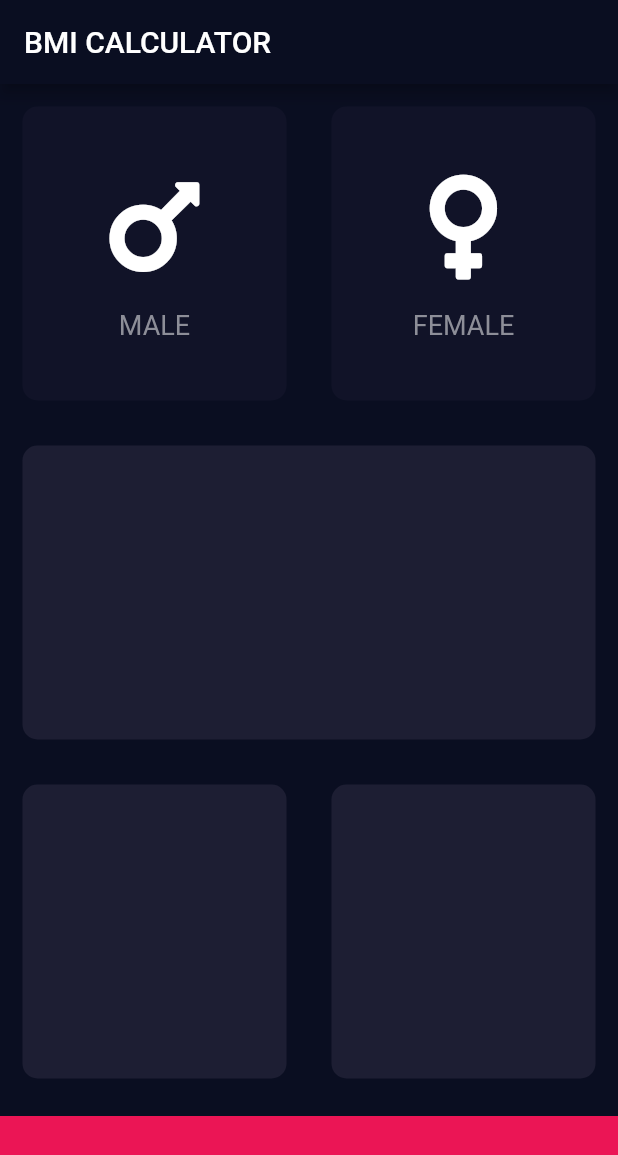
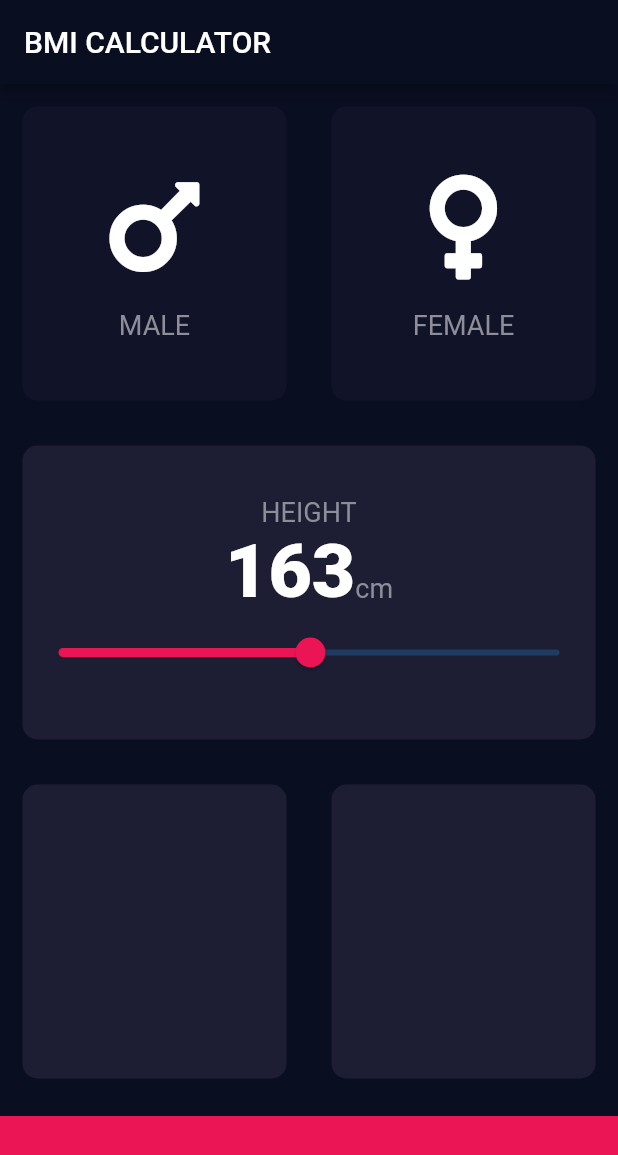
Before and after one commit to felixavco/Flutter_BMI_Calculator, a Flutter app: the screen it shows after launch, on a phone screen of 412 x 824 dp. Shown: the top 1155 px of the screen. Run offline on Flutter 3.47's test engine with Material 2 defaults, Android fonts, the phone set to English and light mode, and no system bars; our stand-ins replace font_awesome_flutter.

Commit message:
:lipstick: working on styles

```diff
--- a/lib/screens/InputPage.dart
+++ b/lib/screens/InputPage.dart
@@ -1,6 +1,7 @@
 import 'package:bmi_calculator/theme.dart';
 import 'package:bmi_calculator/utils/enums.dart';
 import 'package:bmi_calculator/widgets/GenderButtons.dart';
+import 'package:bmi_calculator/widgets/HeightSlider.dart';
 import 'package:bmi_calculator/widgets/ReusableCard.dart';
 import 'package:flutter/material.dart';
 
@@ -25,33 +26,31 @@ class _InputPageState extends State<InputPage> {
           title: Text('BMI CALCULATOR'),
         ),
         body: Column(
+          crossAxisAlignment: CrossAxisAlignment.stretch,
           children: [
             GenderButtons(
               genderHandler: _genderHandler,
               active: activeGender,
             ),
-            Expanded(
-                child: ReusableCard(
-              color: secondaryColor,
-            )),
+            HeightSlider(),
             Expanded(
                 child: Row(
               children: [
                 Expanded(
                     child: ReusableCard(
-                  color: secondaryColor,
+                  color: kSecondaryColor,
                 )),
                 Expanded(
                     child: ReusableCard(
-                  color: secondaryColor,
+                  color: kSecondaryColor,
                 )),
               ],
             )),
             Container(
-              color: buttonsColor,
+              color: kButtonsColor,
               margin: EdgeInsets.only(top: 10),
               width: double.infinity,
-              height: bottomContainerHeight,
+              height: kBottomContainerHeight,
             )
           ],
         ));
--- a/lib/theme.dart
+++ b/lib/theme.dart
@@ -1,13 +1,21 @@
 import 'package:flutter/material.dart';
 
-final Color primaryColor = Color(0xFF0A0E21);
-final Color secondaryColor = Color(0xff1D1E33);
-final Color buttonsColor = Color(0xffEB1555);
-final Color inactiveCardColor = Color(0xff111328);
-final double bottomContainerHeight = 80;
-final Color gray100 = Color(0xff8D8E98);
+//Colors
+final Color kPrimaryColor = Color(0xff0a0e21);
+final Color kSecondaryColor = Color(0xff1d1E33);
+final Color kButtonsColor = Color(0xffeb1555);
+final Color kInactiveCardColor = Color(0xff111328);
+final Color kGray100 = Color(0xff8D8E98);
+//Text styles
+final TextStyle kCardTextStyle = TextStyle(fontSize: 18, color: kGray100);
+final TextStyle kValuesTextStyle = TextStyle(
+  fontSize: 50,
+  fontWeight: FontWeight.w900,
+);
+
+final double kBottomContainerHeight = 80;
 
 ThemeData appTheme = ThemeData.dark().copyWith(
-  primaryColor: primaryColor,
-  scaffoldBackgroundColor: primaryColor,
+  primaryColor: kPrimaryColor,
+  scaffoldBackgroundColor: kPrimaryColor,
 );
--- a/lib/widgets/GenderButtons.dart
+++ b/lib/widgets/GenderButtons.dart
@@ -38,7 +38,7 @@ class _Button extends StatelessWidget {
               ),
               Text(
                 label,
-                style: TextStyle(fontSize: 18, color: gray100),
+                style: kCardTextStyle,
               )
             ],
           ),
@@ -64,7 +64,7 @@ class GenderButtons extends StatelessWidget {
             label: 'MALE',
             icon: FontAwesomeIcons.mars,
             backgroundColor:
-                active == male ? secondaryColor : inactiveCardColor,
+                active == male ? kSecondaryColor : kInactiveCardColor,
             onTap: () {
               genderHandler(male);
             },
@@ -73,7 +73,7 @@ class GenderButtons extends StatelessWidget {
             label: 'FEMALE',
             icon: FontAwesomeIcons.venus,
             backgroundColor:
-                active == female ? secondaryColor : inactiveCardColor,
+                active == female ? kSecondaryColor : kInactiveCardColor,
             onTap: () {
               genderHandler(female);
             },
--- /dev/null
+++ b/lib/widgets/HeightSlider.dart
@@ -0,0 +1,58 @@
+import 'package:bmi_calculator/theme.dart';
+import 'package:flutter/material.dart';
+
+import 'ReusableCard.dart';
+
+final double minHeight = 75.0;
+final double maxHeight = 250.0;
+
+class HeightSlider extends StatefulWidget {
+  @override
+  _HeightSliderState createState() => _HeightSliderState();
+}
+
+class _HeightSliderState extends State<HeightSlider> {
+  int height = ((minHeight + maxHeight) / 2).round();
+  @override
+  Widget build(BuildContext context) {
+    return Expanded(
+        child: ReusableCard(
+      color: kSecondaryColor,
+      child: Column(
+        mainAxisAlignment: MainAxisAlignment.center,
+        children: [
+          Text(
+            'HEIGHT',
+            style: kCardTextStyle,
+          ),
+          Row(
+            crossAxisAlignment: CrossAxisAlignment.baseline,
+            mainAxisAlignment: MainAxisAlignment.center,
+            textBaseline: TextBaseline.alphabetic,
+            children: [
+              Text(
+                height.toString(),
+                style: kValuesTextStyle,
+              ),
+              Text(
+                'cm',
+                style: kCardTextStyle,
+              )
+            ],
+          ),
+          Slider(
+            value: height.toDouble(),
+            min: minHeight,
+            max: maxHeight,
+            activeColor: kButtonsColor,
+            onChanged: (double newValue) {
+              setState(() {
+                height = newValue.round();
+              });
+            },
+          )
+        ],
+      ),
+    ));
+  }
+}
```
